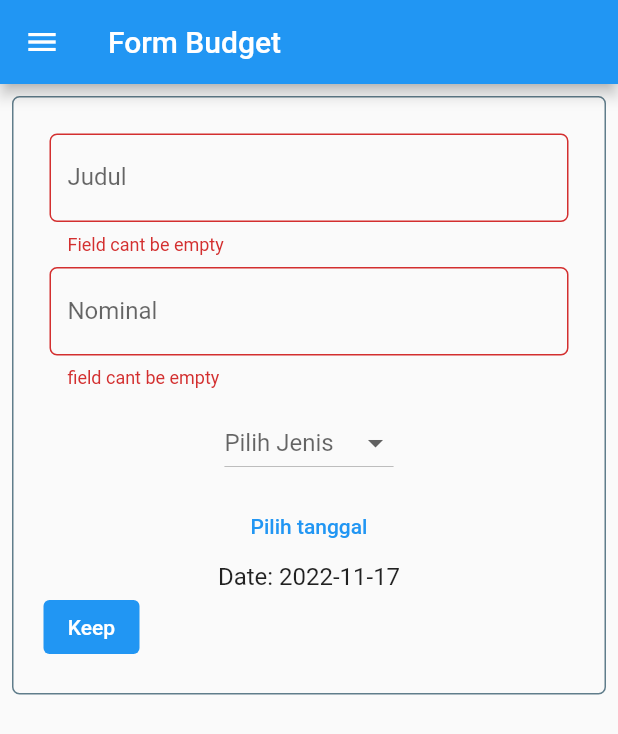
After one commit to moikelaff/pbp-flutter-assignment, a Flutter app: the budgetForm screen opened directly, after a tap on "Keep", on a phone screen of 412 x 824 dp. The commit adds this screen. Shown: the top 734 px of the screen. Run offline on Flutter 3.47's test engine with Material 2 defaults, Android fonts, the phone set to English and light mode, and no system bars.

Commit message:
tugas 8 done

```diff
--- /dev/null
+++ b/counter_7/lib/budgetData.dart
@@ -0,0 +1,17 @@
+class budgetData {
+  static List<budgetData> budgets = [];
+  String title;
+  int amount;
+  String type;
+  DateTime date;
+
+  budgetData({required this.title, required this.amount, required this.type, required this.date});
+  static void addBudget({required title, required amount, required type, required date}) {
+    budgets.add(budgetData(
+      title: title,
+      amount: amount,
+      type: type,
+      date: date,
+    ));
+  }
+}
--- /dev/null
+++ b/counter_7/lib/budgetForm.dart
@@ -0,0 +1,183 @@
+import 'package:flutter/material.dart';
+import 'package:counter_7/drawer.dart';
+import 'package:counter_7/budgetData.dart';
+
+class budgetForm extends StatefulWidget {
+  const budgetForm({super.key});
+
+  @override
+  State<budgetForm> createState() => _budgetFormState();
+}
+
+class _budgetFormState extends State<budgetForm> {
+  final _formKey = GlobalKey<FormState>();
+  String _title = "";
+  int _amount = 0;
+  String? _select;
+  DateTime __date = DateTime.now();
+  List<String> __type = ["Pengeluaran", "Pemasukan"];
+
+  bool valueExists(String value) {
+    if (value == null) {
+      return false;
+    }
+    return int.tryParse(value) != null;
+  }
+
+  @override
+  Widget build(BuildContext context) {
+    return Scaffold(
+        appBar: AppBar(
+          title: Text('Form Budget'),
+        ),
+        drawer: const myDrawer(),
+        body: Form(
+          key: _formKey,
+          child: SingleChildScrollView(
+            child: Container(
+              margin: const EdgeInsets.all(8),
+              decoration: BoxDecoration(
+                border: Border.all(color: Colors.blueGrey),
+                borderRadius: BorderRadius.circular(5),
+              ),
+              padding: const EdgeInsets.all(20.0),
+              child: Column(
+                crossAxisAlignment: CrossAxisAlignment.start,
+                children: [
+                  Padding(
+                    padding: const EdgeInsets.all(4.0),
+                    child: TextFormField(
+                      decoration: InputDecoration(
+                        hintText: "Contoh: Beli tango",
+                        labelText: "Judul ",
+                        border: OutlineInputBorder(
+                          borderRadius: BorderRadius.circular(5.0),
+                        ),
+                      ),
+                      onChanged: (String? value) {
+                        setState(() {
+                          _title = value!;
+                        });
+                      },
+                      onSaved: (String? value) {
+                        setState(() {
+                          _title = value!;
+                        });
+                      },
+                      // Validator sebagai validasi form
+                      validator: (String? value) {
+                        if (value == null || value.isEmpty) {
+                          return 'Field cant be empty';
+                        }
+                        return null;
+                      },
+                    ),
+                  ),
+                  Padding(
+                    padding: const EdgeInsets.all(4.0),
+                    child: TextFormField(
+                      decoration: InputDecoration(
+                        hintText: "Contoh: 500",
+                        labelText: "Nominal ",
+                        border: OutlineInputBorder(
+                          borderRadius: BorderRadius.circular(5.0),
+                        ),
+                      ),
+                      keyboardType: TextInputType.number,
+                      onSaved: (String? value) {
+                        setState(() {
+                          _amount = value! as int;
+                        });
+                      },
+                      // Validator sebagai validasi form
+                      validator: (String? value) {
+                        if (value == null || value.isEmpty) {
+                          return 'field cant be empty';
+                        }
+                        if (!valueExists(value)) {
+                          return 'field cant be empty';
+                        }
+                        _amount = int.parse(value);
+                        return null;
+                      },
+                    ),
+                  ),
+                  Padding(
+                    // Input Jenis
+                    padding: const EdgeInsets.all(8.0),
+                    child: Center(
+                      child: DropdownButton(
+                        value: _select,
+                        hint: const Text("Pilih Jenis"),
+                        icon: const Icon(Icons.arrow_drop_down),
+                        items: __type
+                            .map<DropdownMenuItem<String>>((String value) {
+                          return DropdownMenuItem<String>(
+                            value: value,
+                            child: Text(value),
+                          );
+                        }).toList(),
+                        onChanged: (String? value) {
+                          setState(() {
+                            _select = value ?? "";
+                          });
+                        },
+                      ),
+                    ),
+                  ),
+                  Center(
+                    child: TextButton(
+                      child: Text("Pilih tanggal"),
+                      onPressed: () {
+                        showDatePicker(
+                          context: context,
+                          initialDate: DateTime.now(),
+                          firstDate: DateTime(1900),
+                          lastDate: DateTime(2100),
+                        ).then((date) {
+                          setState(() {
+                            __date = date!;
+                          });
+                        });
+                      },
+                    ),
+                  ),
+                  Center(
+                    child: Text(
+                      "Date: " + __date.toString().split(' ')[0],
+                      style: const TextStyle(
+                        fontSize: 16.0,
+                        fontWeight: FontWeight.normal,
+                      ),
+                    ),
+                  ),
+                  TextButton(
+                    child: const Text(
+                      "Keep",
+                      style: TextStyle(color: Colors.white),
+                    ),
+                    style: ButtonStyle(
+                      backgroundColor: MaterialStateProperty.all(Colors.blue),
+                    ),
+                    onPressed: () {
+                      if (_formKey.currentState!.validate()) {
+                        budgetData.addBudget(
+                            title: _title,
+                            amount: _amount,
+                            type: _select,
+                            date: __date);
+                        Navigator.pushReplacement(
+                          context,
+                          MaterialPageRoute(
+                              builder: (context) => const budgetForm()),
+                        );
+                      }
+                    },
+                  ),
+                ],
+              ),
+            ),
+          ),
+        ));
+  }
+}
--- /dev/null
+++ b/counter_7/lib/drawer.dart
@@ -0,0 +1,46 @@
+
+import 'package:flutter/material.dart';
+import 'package:counter_7/main.dart';
+import 'package:counter_7/budgetForm.dart';
+import 'package:counter_7/showBudget.dart';
+
+class myDrawer extends StatelessWidget {
+  const myDrawer({Key? key}) : super(key: key);
+  @override
+  Widget build(BuildContext context) {
+    return Drawer(
+      child: ListView(
+        padding: EdgeInsets.all(8),
+        children: [
+          ListTile(
+            title: const Text('Counter 7'),
+            onTap: () {
+              Navigator.pushReplacement(
+                context,
+                MaterialPageRoute(builder: (context) => const MyHomePage()),
+              );
+            },
+          ),
+          ListTile(
+            title: const Text('Budget Form'),
+            onTap: () {
+              Navigator.pushReplacement(
+                context,
+                MaterialPageRoute(builder: (context) => const budgetForm()),
+                );
+            },
+          ),
+          ListTile(
+            title: const Text('Budget Data'),
+            onTap: () {
+              Navigator.pushReplacement(
+                context,
+                MaterialPageRoute(builder: (context) => const showBudget()),
+              );
+            },
+          ),
+        ],
+      ),
+    );
+  }
+}
--- a/counter_7/pubspec.yaml
+++ b/counter_7/pubspec.yaml
@@ -31,11 +31,8 @@ environment:
 dependencies:
   flutter:
     sdk: flutter
-
-
-  # The following adds the Cupertino Icons font to your application.
-  # Use with the CupertinoIcons class for iOS style icons.
   cupertino_icons: ^1.0.2
+  intl: ^0.17.0
 
 dev_dependencies:
   flutter_test:
```
Also changed, not shown: counter_7/lib/main.dart (+4 -8 lines), counter_7/lib/showBudget.dart (added, +60 -0 lines), counter_7/pubspec.lock, 1 other file.
